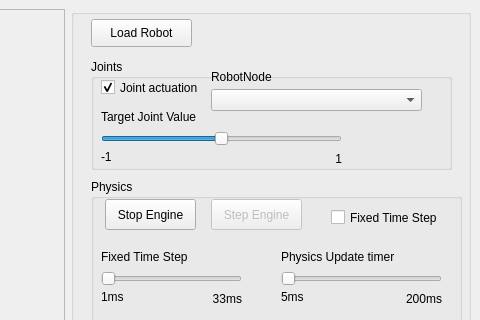
Qt form SimDynamics/examples/SimDynamicsViewer/simDynamicsViewer.ui (softbankrobotics-research/Simox) before a commit; both pictures show x 433 to 913 and y 0 to 320 of the 913 by 791 pixel window.
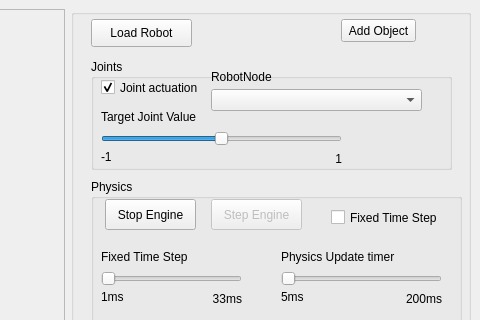
The same form after that commit.

Commit message: Fixed collision bug in SimDynamics: primitive shapes were not initialized correctly (no dynamic AABB within compound shapes) Added robot support to collision checker

Patch:
```diff
--- a/SimDynamics/examples/SimDynamicsViewer/simDynamicsViewer.ui
+++ b/SimDynamics/examples/SimDynamicsViewer/simDynamicsViewer.ui
@@ -590,6 +590,19 @@
         </property>
        </widget>
       </widget>
+      <widget class="QPushButton" name="pushButtonAddObject">
+       <property name="geometry">
+        <rect>
+         <x>270</x>
+         <y>10</y>
+         <width>75</width>
+         <height>23</height>
+        </rect>
+       </property>
+       <property name="text">
+        <string>Add Object</string>
+       </property>
+      </widget>
      </widget>
     </item>
     <item row="0" column="0">
```
The commit also changes 6 other files.
